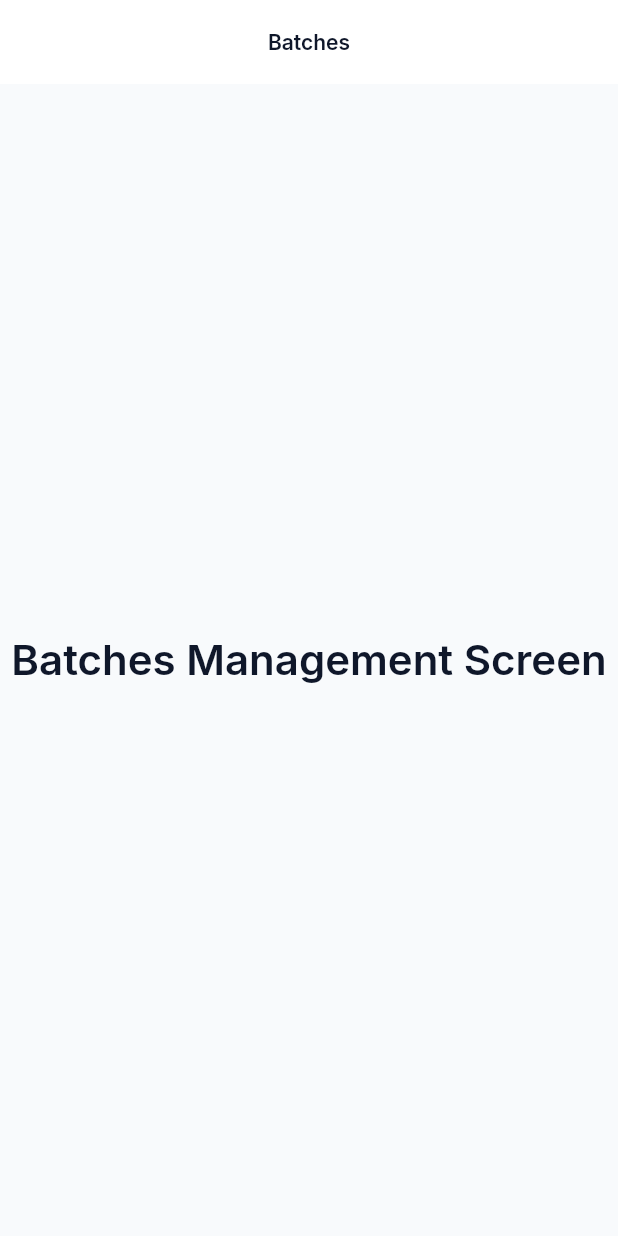
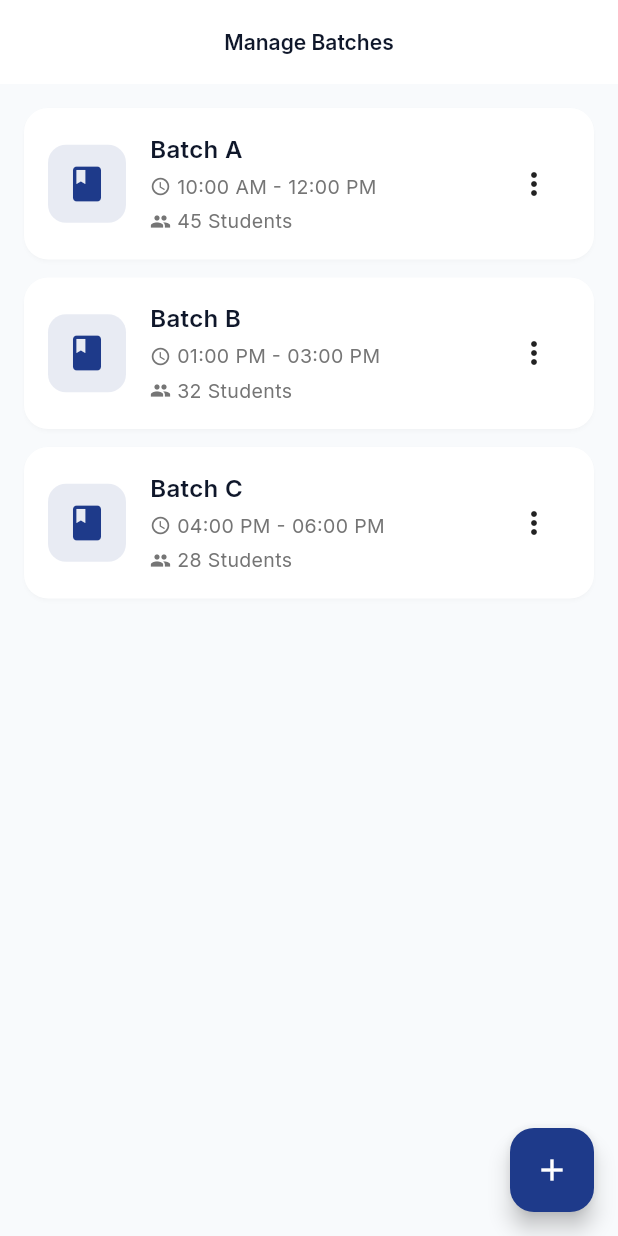
Before and after one commit to Ankit789215/attendance_app, a Flutter app: the BatchesScreen screen opened by its route, on a phone screen of 412 x 824 dp. Run offline on Flutter 3.47's test engine with Material 3 defaults, Android fonts, the light colour scheme and no system bars; drawn by our look-alikes of flutter_animate; our stand-ins replace flutter_riverpod, go_router, google_fonts, shared_preferences, supabase_flutter; accounts and stored records are empty.

Commit message:
feat: implement batch management feature including model, repository, and CRUD UI components

```diff
--- /dev/null
+++ b/lib/features/batches/data/repositories/dummy_batch_repository.dart
@@ -0,0 +1,58 @@
+import 'package:uuid/uuid.dart';
+
+import '../../domain/models/batch.dart';
+import '../../domain/repositories/batch_repository.dart';
+
+class DummyBatchRepository implements BatchRepository {
+  final List<Batch> _batches = [
+    Batch(
+      id: const Uuid().v4(),
+      name: 'Batch A',
+      timing: '10:00 AM - 12:00 PM',
+      numberOfStudents: 45,
+    ),
+    Batch(
+      id: const Uuid().v4(),
+      name: 'Batch B',
+      timing: '01:00 PM - 03:00 PM',
+      numberOfStudents: 32,
+    ),
+    Batch(
+      id: const Uuid().v4(),
+      name: 'Batch C',
+      timing: '04:00 PM - 06:00 PM',
+      numberOfStudents: 28,
+    ),
+  ];
+
+  @override
+  Future<List<Batch>> getBatches() async {
+    await Future.delayed(const Duration(milliseconds: 400));
+    return List.from(_batches);
+  }
+
+  @override
+  Future<Batch> addBatch(Batch batch) async {
+    await Future.delayed(const Duration(milliseconds: 400));
+    final newBatch = batch.copyWith(id: const Uuid().v4());
+    _batches.add(newBatch);
+    return newBatch;
+  }
+
+  @override
+  Future<Batch> updateBatch(Batch batch) async {
+    await Future.delayed(const Duration(milliseconds: 400));
+    final index = _batches.indexWhere((b) => b.id == batch.id);
+    if (index == -1) {
+      throw Exception('Batch not found');
+    }
+    _batches[index] = batch;
+    return batch;
+  }
+
+  @override
+  Future<void> deleteBatch(String id) async {
+    await Future.delayed(const Duration(milliseconds: 400));
+    _batches.removeWhere((b) => b.id == id);
+  }
+}
--- /dev/null
+++ b/lib/features/batches/domain/models/batch.dart
@@ -0,0 +1,27 @@
+class Batch {
+  final String id;
+  final String name;
+  final String timing;
+  final int numberOfStudents;
+
+  Batch({
+    required this.id,
+    required this.name,
+    required this.timing,
+    this.numberOfStudents = 0,
+  });
+
+  Batch copyWith({
+    String? id,
+    String? name,
+    String? timing,
+    int? numberOfStudents,
+  }) {
+    return Batch(
+      id: id ?? this.id,
+      name: name ?? this.name,
+      timing: timing ?? this.timing,
+      numberOfStudents: numberOfStudents ?? this.numberOfStudents,
+    );
+  }
+}
--- /dev/null
+++ b/lib/features/batches/domain/repositories/batch_repository.dart
@@ -0,0 +1,8 @@
+import '../models/batch.dart';
+
+abstract class BatchRepository {
+  Future<List<Batch>> getBatches();
+  Future<Batch> addBatch(Batch batch);
+  Future<Batch> updateBatch(Batch batch);
+  Future<void> deleteBatch(String id);
+}
--- a/lib/features/batches/presentation/batches_screen.dart
+++ b/lib/features/batches/presentation/batches_screen.dart
@@ -1,18 +1,85 @@
 import 'package:flutter/material.dart';
-import 'package:flutter_animate/flutter_animate.dart';
+import 'package:flutter_riverpod/flutter_riverpod.dart';
 
-class BatchesScreen extends StatelessWidget {
+import '../../../../core/theme/app_theme.dart';
+import 'providers/batch_providers.dart';
+import 'widgets/batch_card.dart';
+import 'widgets/add_edit_batch_sheet.dart';
+
+class BatchesScreen extends ConsumerWidget {
   const BatchesScreen({super.key});
 
   @override
-  Widget build(BuildContext context) {
+  Widget build(BuildContext context, WidgetRef ref) {
+    final batchesAsync = ref.watch(batchesNotifierProvider);
+
     return Scaffold(
-      appBar: AppBar(title: const Text('Batches')),
-      body: Center(
-        child: Text('Batches Management Screen', style: Theme.of(context).textTheme.headlineMedium)
-            .animate()
-            .fade(duration: 400.ms)
-            .slideY(begin: 0.1, end: 0, curve: Curves.easeOut),
+      appBar: AppBar(
+        title: const Text('Manage Batches'),
+      ),
+      body: batchesAsync.when(
+        data: (batches) {
+          if (batches.isEmpty) {
+            return _buildEmptyState(context);
+          }
+          return RefreshIndicator(
+            onRefresh: () => ref.read(batchesNotifierProvider.notifier).loadBatches(),
+            child: ListView.builder(
+              padding: const EdgeInsets.all(16),
+              itemCount: batches.length,
+              itemBuilder: (context, index) {
+                final batch = batches[index];
+                return BatchCard(
+                  batch: batch,
+                  onEdit: () => _showAddEditSheet(context, batch: batch),
+                  onDelete: () => ref.read(batchesNotifierProvider.notifier).deleteBatch(batch.id),
+                );
+              },
+            ),
+          );
+        },
+        loading: () => const Center(child: CircularProgressIndicator()),
+        error: (error, stack) => Center(
+          child: Text('Error loading batches: $error', style: const TextStyle(color: Colors.red)),
+        ),
+      ),
+      floatingActionButton: FloatingActionButton(
+        onPressed: () => _showAddEditSheet(context),
+        backgroundColor: AppTheme.primaryColor,
+        foregroundColor: Colors.white,
+        child: const Icon(Icons.add),
+      ),
+    );
+  }
+
+  void _showAddEditSheet(BuildContext context, {batch}) {
+    showModalBottomSheet(
+      context: context,
+      isScrollControlled: true,
+      shape: const RoundedRectangleBorder(
+        borderRadius: BorderRadius.vertical(top: Radius.circular(24)),
+      ),
+      builder: (context) => AddEditBatchSheet(batch: batch),
+    );
+  }
+
+  Widget _buildEmptyState(BuildContext context) {
+    return Center(
+      child: Column(
+        mainAxisAlignment: MainAxisAlignment.center,
+        children: [
+          Icon(Icons.class_outlined, size: 64, color: Colors.grey.shade400),
+          const SizedBox(height: 16),
+          Text(
+            'No batches found',
+            style: Theme.of(context).textTheme.titleLarge?.copyWith(color: Colors.grey.shade600),
+          ),
+          const SizedBox(height: 8),
+          Text(
+            'Tap the + button to create one.',
+            style: Theme.of(context).textTheme.bodyMedium?.copyWith(color: Colors.grey.shade500),
+          ),
+        ],
       ),
     );
   }
--- /dev/null
+++ b/lib/features/batches/presentation/widgets/batch_card.dart
@@ -0,0 +1,134 @@
+import 'package:flutter/material.dart';
+
+import '../../../../core/theme/app_theme.dart';
+import '../../domain/models/batch.dart';
+
+class BatchCard extends StatelessWidget {
+  final Batch batch;
+  final VoidCallback onEdit;
+  final VoidCallback onDelete;
+
+  const BatchCard({
+    super.key,
+    required this.batch,
+    required this.onEdit,
+    required this.onDelete,
+  });
+
+  @override
+  Widget build(BuildContext context) {
+    return Card(
+      elevation: 1,
+      margin: const EdgeInsets.only(bottom: 12),
+      shape: RoundedRectangleBorder(borderRadius: BorderRadius.circular(16)),
+      child: Padding(
+        padding: const EdgeInsets.all(16.0),
+        child: Row(
+          children: [
+            Container(
+              padding: const EdgeInsets.all(12),
+              decoration: BoxDecoration(
+                color: AppTheme.primaryColor.withValues(alpha: 0.1),
+                borderRadius: BorderRadius.circular(12),
+              ),
+              child: const Icon(Icons.class_, color: AppTheme.primaryColor, size: 28),
+            ),
+            const SizedBox(width: 16),
+            Expanded(
+              child: Column(
+                crossAxisAlignment: CrossAxisAlignment.start,
+                children: [
+                  Text(
+                    batch.name,
+                    style: const TextStyle(
+                      fontSize: 16,
+                      fontWeight: FontWeight.w600,
+                    ),
+                  ),
+                  const SizedBox(height: 4),
+                  Row(
+                    children: [
+                      Icon(Icons.access_time, size: 14, color: Colors.grey.shade600),
+                      const SizedBox(width: 4),
+                      Text(
+                        batch.timing,
+                        style: TextStyle(color: Colors.grey.shade600, fontSize: 13),
+                      ),
+                    ],
+                  ),
+                  const SizedBox(height: 4),
+                  Row(
+                    children: [
+                      Icon(Icons.people, size: 14, color: Colors.grey.shade600),
+                      const SizedBox(width: 4),
+                      Text(
+                        '${batch.numberOfStudents} Students',
+                        style: TextStyle(color: Colors.grey.shade600, fontSize: 13),
+                      ),
+                    ],
+                  ),
+                ],
+              ),
+            ),
+            PopupMenuButton<String>(
+              icon: const Icon(Icons.more_vert),
+              onSelected: (value) {
+                if (value == 'edit') {
+                  onEdit();
+                } else if (value == 'delete') {
+                  _confirmDelete(context);
+                }
+              },
+              itemBuilder: (context) => [
+                const PopupMenuItem(
+                  value: 'edit',
+                  child: Row(
+                    children: [
+                      Icon(Icons.edit, size: 20),
+                      SizedBox(width: 8),
+                      Text('Edit'),
+                    ],
+                  ),
+                ),
+                const PopupMenuItem(
+                  value: 'delete',
+                  child: Row(
+                    children: [
+                      Icon(Icons.delete, color: Colors.red, size: 20),
+                      SizedBox(width: 8),
+                      Text('Delete', style: TextStyle(color: Colors.red)),
+                    ],
+                  ),
+                ),
+              ],
+            ),
+          ],
+        ),
+      ),
+    );
+  }
+
+  void _confirmDelete(BuildContext context) {
+    showDialog(
+      context: context,
+      builder: (ctx) => AlertDialog(
+        title: const Text('Delete Batch'),
+        content: Text('Are you sure you want to delete ${batch.name}?'),
+        actions: [
+          TextButton(
+            onPressed: () => Navigator.of(ctx).pop(),
+            child: const Text('Cancel'),
+          ),
+          FilledButton(
+            style: FilledButton.styleFrom(backgroundColor: Colors.red),
+            onPressed: () {
+              Navigator.of(ctx).pop();
+              onDelete();
+            },
+            child: const Text('Delete'),
+          ),
+        ],
+      ),
+    );
+  }
+}
```
Also changed, not shown: lib/features/batches/presentation/providers/batch_providers.dart (added, +68 -0 lines), lib/features/batches/presentation/widgets/add_edit_batch_sheet.dart (added, +154 -0 lines).
